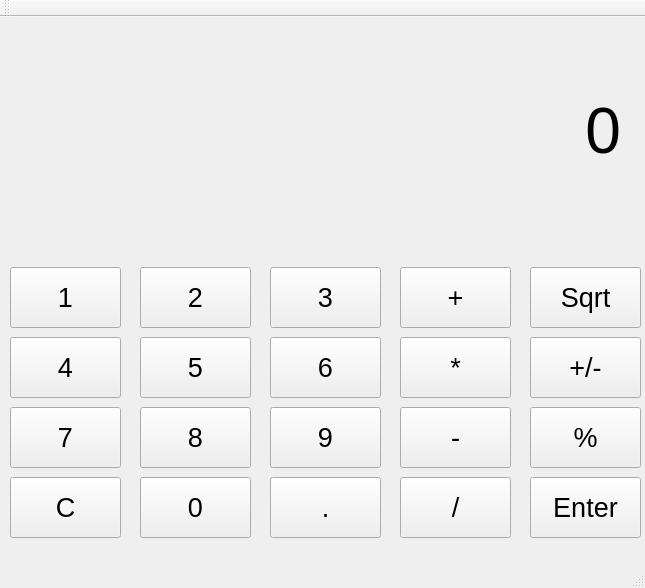
Qt form Calculatrice/calculatrice.ui (azioba/Calculatrice) before a commit.
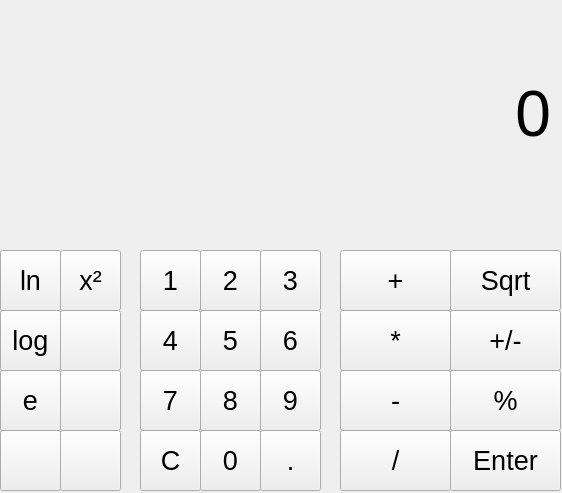
The same form after that commit.

Commit message: Some ui change button enter and clear implemented

Patch:
```diff
--- a/Calculatrice/calculatrice.ui
+++ b/Calculatrice/calculatrice.ui
@@ -6,8 +6,8 @@
    <rect>
     <x>0</x>
     <y>0</y>
-    <width>645</width>
-    <height>588</height>
+    <width>562</width>
+    <height>493</height>
    </rect>
   </property>
   <property name="windowTitle">
@@ -17,9 +17,9 @@
    <widget class="QPushButton" name="Button1">
     <property name="geometry">
      <rect>
-      <x>10</x>
+      <x>140</x>
       <y>250</y>
-      <width>111</width>
+      <width>61</width>
       <height>61</height>
      </rect>
     </property>
@@ -35,9 +35,9 @@
    <widget class="QPushButton" name="Button4">
     <property name="geometry">
      <rect>
-      <x>10</x>
-      <y>320</y>
-      <width>111</width>
+      <x>140</x>
+      <y>310</y>
+      <width>61</width>
       <height>61</height>
      </rect>
     </property>
@@ -53,9 +53,9 @@
    <widget class="QPushButton" name="Button7">
     <property name="geometry">
      <rect>
-      <x>10</x>
-      <y>390</y>
-      <width>111</width>
+      <x>140</x>
+      <y>370</y>
+      <width>61</width>
       <height>61</height>
      </rect>
     </property>
@@ -71,9 +71,9 @@
    <widget class="QPushButton" name="ButtonReset">
     <property name="geometry">
      <rect>
-      <x>10</x>
-      <y>460</y>
-      <width>111</width>
+      <x>140</x>
+      <y>430</y>
+      <width>61</width>
       <height>61</height>
      </rect>
     </property>
@@ -89,9 +89,9 @@
    <widget class="QPushButton" name="Button0">
     <property name="geometry">
      <rect>
-      <x>140</x>
-      <y>460</y>
-      <width>111</width>
+      <x>200</x>
+      <y>430</y>
+      <width>61</width>
       <height>61</height>
      </rect>
     </property>
@@ -107,9 +107,9 @@
    <widget class="QPushButton" name="ButtonPoint">
     <property name="geometry">
      <rect>
-      <x>270</x>
-      <y>460</y>
-      <width>111</width>
+      <x>260</x>
+      <y>430</y>
+      <width>61</width>
       <height>61</height>
      </rect>
     </property>
@@ -131,9 +131,9 @@
    <widget class="QPushButton" name="Button8">
     <property name="geometry">
      <rect>
-      <x>140</x>
-      <y>390</y>
-      <width>111</width>
+      <x>200</x>
+      <y>370</y>
+      <width>61</width>
       <height>61</height>
      </rect>
     </property>
@@ -149,9 +149,9 @@
    <widget class="QPushButton" name="Button5">
     <property name="geometry">
      <rect>
-      <x>140</x>
-      <y>320</y>
-      <width>111</width>
+      <x>200</x>
+      <y>310</y>
+      <width>61</width>
       <height>61</height>
      </rect>
     </property>
@@ -167,9 +167,9 @@
    <widget class="QPushButton" name="Button2">
     <property name="geometry">
      <rect>
-      <x>140</x>
+      <x>200</x>
       <y>250</y>
-      <width>111</width>
+      <width>61</width>
       <height>61</height>
      </rect>
     </property>
@@ -185,9 +185,9 @@
    <widget class="QPushButton" name="Button9">
     <property name="geometry">
      <rect>
-      <x>270</x>
-      <y>390</y>
-      <width>111</width>
+      <x>260</x>
+      <y>370</y>
+      <width>61</width>
       <height>61</height>
      </rect>
     </property>
@@ -203,9 +203,9 @@
    <widget class="QPushButton" name="Button6">
     <property name="geometry">
      <rect>
-      <x>270</x>
-      <y>320</y>
-      <width>111</width>
+      <x>260</x>
+      <y>310</y>
+      <width>61</width>
       <height>61</height>
      </rect>
     </property>
@@ -221,9 +221,9 @@
    <widget class="QPushButton" name="Button3">
     <property name="geometry">
      <rect>
-      <x>270</x>
+      <x>260</x>
       <y>250</y>
-      <width>111</width>
+      <width>61</width>
       <height>61</height>
      </rect>
     </property>
@@ -239,7 +239,7 @@
    <widget class="QPushButton" name="ButtonPlus">
     <property name="geometry">
      <rect>
-      <x>400</x>
+      <x>340</x>
       <y>250</y>
       <width>111</width>
       <height>61</height>
@@ -306,8 +306,8 @@
    <widget class="QPushButton" name="ButtonMultip">
     <property name="geometry">
      <rect>
-      <x>400</x>
-      <y>320</y>
+      <x>340</x>
+      <y>310</y>
       <width>111</width>
       <height>61</height>
      </rect>
@@ -324,8 +324,8 @@
    <widget class="QPushButton" name="ButtonMoins">
     <property name="geometry">
      <rect>
-      <x>400</x>
-      <y>390</y>
+      <x>340</x>
+      <y>370</y>
       <width>111</width>
       <height>61</height>
      </rect>
@@ -342,8 +342,8 @@
    <widget class="QPushButton" name="ButtonDivis">
     <property name="geometry">
      <rect>
-      <x>400</x>
-      <y>460</y>
+      <x>340</x>
+      <y>430</y>
       <width>111</width>
       <height>61</height>
      </rect>
@@ -360,8 +360,8 @@
    <widget class="QPushButton" name="ButtonEnter">
     <property name="geometry">
      <rect>
-      <x>530</x>
-      <y>460</y>
+      <x>450</x>
+      <y>430</y>
       <width>111</width>
       <height>61</height>
      </rect>
@@ -378,8 +378,8 @@
    <widget class="QPushButton" name="ButtonPlusMinus">
     <property name="geometry">
      <rect>
-      <x>530</x>
-      <y>320</y>
+      <x>450</x>
+      <y>310</y>
       <width>111</width>
       <height>61</height>
      </rect>
@@ -396,7 +396,7 @@
    <widget class="QPushButton" name="pushButton_19">
     <property name="geometry">
      <rect>
-      <x>530</x>
+      <x>450</x>
       <y>250</y>
       <width>111</width>
       <height>61</height>
@@ -414,8 +414,8 @@
    <widget class="QPushButton" name="ButtonModulo">
     <property name="geometry">
      <rect>
-      <x>530</x>
-      <y>390</y>
+      <x>450</x>
+      <y>370</y>
       <width>111</width>
       <height>61</height>
      </rect>
@@ -434,7 +434,7 @@
      <rect>
       <x>0</x>
       <y>0</y>
-      <width>621</width>
+      <width>551</width>
       <height>231</height>
      </rect>
     </property>
@@ -450,6 +450,150 @@
      <set>Qt::AlignRight|Qt::AlignTrailing|Qt::AlignVCenter</set>
     </property>
    </widget>
+   <widget class="QPushButton" name="Button1_2">
+    <property name="geometry">
+     <rect>
+      <x>0</x>
+      <y>250</y>
+      <width>61</width>
+      <height>61</height>
+     </rect>
+    </property>
+    <property name="font">
+     <font>
+      <pointsize>20</pointsize>
+     </font>
+    </property>
+    <property name="text">
+     <string>ln</string>
+    </property>
+   </widget>
+   <widget class="QPushButton" name="Button1_3">
+    <property name="geometry">
+     <rect>
+      <x>60</x>
+      <y>250</y>
+      <width>61</width>
+      <height>61</height>
+     </rect>
+    </property>
+    <property name="font">
+     <font>
+      <pointsize>20</pointsize>
+     </font>
+    </property>
+    <property name="text">
+     <string>x²</string>
+    </property>
+   </widget>
+   <widget class="QPushButton" name="Button1_4">
+    <property name="geometry">
+     <rect>
+      <x>60</x>
+      <y>310</y>
+      <width>61</width>
+      <height>61</height>
+     </rect>
+    </property>
+    <property name="font">
+     <font>
+      <pointsize>20</pointsize>
+     </font>
+    </property>
+    <property name="text">
+     <string/>
+    </property>
+   </widget>
+   <widget class="QPushButton" name="Button1_5">
+    <property name="geometry">
+     <rect>
+      <x>60</x>
+      <y>370</y>
+      <width>61</width>
+      <height>61</height>
+     </rect>
+    </property>
+    <property name="font">
+     <font>
+      <pointsize>20</pointsize>
+     </font>
+    </property>
+    <property name="text">
+     <string/>
+    </property>
+   </widget>
+   <widget class="QPushButton" name="Button1_6">
+    <property name="geometry">
+     <rect>
+      <x>60</x>
+      <y>430</y>
+      <width>61</width>
+      <height>61</height>
+     </rect>
+    </property>
+    <property name="font">
+     <font>
+      <pointsize>20</pointsize>
+     </font>
+    </property>
+    <property name="text">
+     <string/>
+    </property>
+   </widget>
+   <widget class="QPushButton" name="Button1_7">
+    <property name="geometry">
+     <rect>
+      <x>0</x>
+      <y>430</y>
+      <width>61</width>
+      <height>61</height>
+     </rect>
+    </property>
+    <property name="font">
+     <font>
+      <pointsize>20</pointsize>
+     </font>
+    </property>
+    <property name="text">
+     <string/>
+    </property>
+   </widget>
+   <widget class="QPushButton" name="Button1_8">
+    <property name="geometry">
+     <rect>
+      <x>0</x>
+      <y>370</y>
+      <width>61</width>
+      <height>61</height>
+     </rect>
+    </property>
+    <property name="font">
+     <font>
+      <pointsize>20</pointsize>
+     </font>
+    </property>
+    <property name="text">
+     <string>e</string>
+    </property>
+   </widget>
+   <widget class="QPushButton" name="Button1_9">
+    <property name="geometry">
+     <rect>
+      <x>0</x>
+      <y>310</y>
+      <width>61</width>
+      <height>61</height>
+     </rect>
+    </property>
+    <property name="font">
+     <font>
+      <pointsize>20</pointsize>
+     </font>
+    </property>
+    <property name="text">
+     <string>log</string>
+    </property>
+   </widget>
    <zorder>Button1</zorder>
    <zorder>Button4</zorder>
    <zorder>Button7</zorder>
@@ -472,15 +616,6 @@
    <zorder>label</zorder>
    <zorder>ButtonPlus</zorder>
   </widget>
-  <widget class="QToolBar" name="mainToolBar">
-   <attribute name="toolBarArea">
-    <enum>TopToolBarArea</enum>
-   </attribute>
-   <attribute name="toolBarBreak">
-    <bool>false</bool>
-   </attribute>
-  </widget>
-  <widget class="QStatusBar" name="statusBar"/>
   <action name="actionExit">
    <property name="text">
     <string>Exit</string>
```
Left out of the diff: 8 changed lines with no effect on the pictures. The commit also changes 2 other files.
